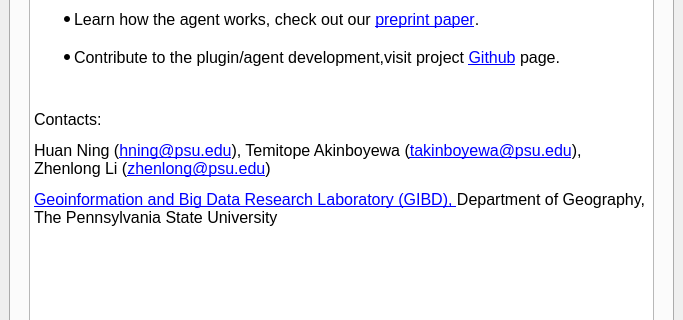
Old version of the form AGGRA_dockwidget_base.ui in the repository Teakinboyewa/AutonomousGIS_GeodataRetrieverAgent; both pictures show x 0 to 683 and y 241 to 561 of the 683 by 783 pixel window.
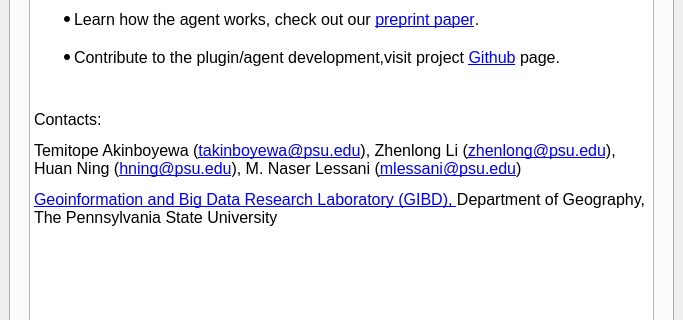
New version of the form. The open tabs and pages were chosen to show the change.

Commit message: Updated the Help panel

Patch:
```diff
--- a/AGGRA_dockwidget_base.ui
+++ b/AGGRA_dockwidget_base.ui
@@ -504,7 +504,7 @@
 &lt;li style=&quot; font-size:12pt;&quot; style=&quot; margin-top:0px; margin-bottom:12px; margin-left:0px; margin-right:0px; -qt-block-indent:0; text-indent:0px;&quot;&gt;Contribute to the plugin/agent development,visit project &lt;a href=&quot;https://github.com/Teakinboyewa/AutonomousGIS_GeodataRetrieverAgent.git&quot;&gt;&lt;span style=&quot; text-decoration: underline; color:#0000ff;&quot;&gt;Github&lt;/span&gt;&lt;/a&gt; page. &lt;/li&gt;&lt;/ul&gt;
 &lt;p style=&quot; margin-top:12px; margin-bottom:12px; margin-left:0px; margin-right:0px; -qt-block-indent:0; text-indent:0px;&quot;&gt;&lt;span style=&quot; font-size:12pt;&quot;&gt;  &lt;/span&gt;&lt;/p&gt;
 &lt;p style=&quot; margin-top:12px; margin-bottom:12px; margin-left:0px; margin-right:0px; -qt-block-indent:0; text-indent:0px;&quot;&gt;&lt;span style=&quot; font-size:12pt;&quot;&gt;Contacts: &lt;/span&gt;&lt;/p&gt;
-&lt;p style=&quot; margin-top:12px; margin-bottom:12px; margin-left:0px; margin-right:0px; -qt-block-indent:0; text-indent:0px;&quot;&gt;&lt;span style=&quot; font-size:12pt;&quot;&gt;Huan Ning (&lt;/span&gt;&lt;a href=&quot;mailto:hning@psu.edu&quot;&gt;&lt;span style=&quot; font-size:12pt; text-decoration: underline; color:#0000ff;&quot;&gt;hning@psu.edu&lt;/span&gt;&lt;/a&gt;&lt;span style=&quot; font-size:12pt;&quot;&gt;), Temitope Akinboyewa (&lt;/span&gt;&lt;a href=&quot;mailto:takinboyewa@psu.edu&quot;&gt;&lt;span style=&quot; font-size:12pt; text-decoration: underline; color:#0000ff;&quot;&gt;takinboyewa@psu.edu&lt;/span&gt;&lt;/a&gt;&lt;span style=&quot; font-size:12pt;&quot;&gt;), Zhenlong Li (&lt;/span&gt;&lt;a href=&quot;mailto:zhenlong@psu.edu&quot;&gt;&lt;span style=&quot; font-size:12pt; text-decoration: underline; color:#0000ff;&quot;&gt;zhenlong@psu.edu&lt;/span&gt;&lt;/a&gt;&lt;span style=&quot; font-size:12pt;&quot;&gt;) &lt;/span&gt;&lt;/p&gt;
+&lt;p style=&quot; margin-top:12px; margin-bottom:12px; margin-left:0px; margin-right:0px; -qt-block-indent:0; text-indent:0px;&quot;&gt;&lt;span style=&quot; font-size:12pt;&quot;&gt;Temitope Akinboyewa (&lt;/span&gt;&lt;a href=&quot;mailto:takinboyewa@psu.edu&quot;&gt;&lt;span style=&quot; font-size:12pt; text-decoration: underline; color:#0000ff;&quot;&gt;takinboyewa@psu.edu&lt;/span&gt;&lt;/a&gt;&lt;span style=&quot; font-size:12pt;&quot;&gt;), Zhenlong Li (&lt;/span&gt;&lt;a href=&quot;mailto:zhenlong@psu.edu&quot;&gt;&lt;span style=&quot; font-size:12pt; text-decoration: underline; color:#0000ff;&quot;&gt;zhenlong@psu.edu&lt;/span&gt;&lt;/a&gt;&lt;span style=&quot; font-size:12pt;&quot;&gt;), Huan Ning (&lt;/span&gt;&lt;a href=&quot;mailto:hning@psu.edu&quot;&gt;&lt;span style=&quot; font-size:12pt; text-decoration: underline; color:#0000ff;&quot;&gt;hning@psu.edu&lt;/span&gt;&lt;/a&gt;&lt;span style=&quot; font-size:12pt;&quot;&gt;), M. Naser Lessani (&lt;/span&gt;&lt;a href=&quot;mailto:mlessani@psu.edu&quot;&gt;&lt;span style=&quot; font-size:12pt; text-decoration: underline; color:#0000ff;&quot;&gt;mlessani@psu.edu&lt;/span&gt;&lt;/a&gt;&lt;span style=&quot; font-size:12pt;&quot;&gt;)&lt;/span&gt;&lt;/p&gt;
 &lt;p style=&quot; margin-top:12px; margin-bottom:12px; margin-left:0px; margin-right:0px; -qt-block-indent:0; text-indent:0px;&quot;&gt;&lt;a href=&quot;https://giscience.psu.edu/&quot;&gt;&lt;span style=&quot; font-size:12pt; text-decoration: underline; color:#0000ff;&quot;&gt;Geoinformation and Big Data Research Laboratory (GIBD), &lt;/span&gt;&lt;/a&gt;&lt;span style=&quot; font-size:12pt;&quot;&gt;Department of Geography, The Pennsylvania State University &lt;/span&gt;&lt;/p&gt;
 &lt;p style=&quot;-qt-paragraph-type:empty; margin-top:12px; margin-bottom:12px; margin-left:0px; margin-right:0px; -qt-block-indent:0; text-indent:0px; font-size:10pt;&quot;&gt;&lt;br /&gt;&lt;/p&gt;
 &lt;p style=&quot; margin-top:0px; margin-bottom:12px; margin-left:0px; margin-right:0px; -qt-block-indent:0; text-indent:0px;&quot;&gt;&lt;span style=&quot; font-size:9.75pt;&quot;&gt;	  &lt;/span&gt;&lt;/p&gt;&lt;/body&gt;&lt;/html&gt;</string>
```
Left out of the diff: 2 changed lines with no effect on the pictures. The commit also changes 1 other file.
